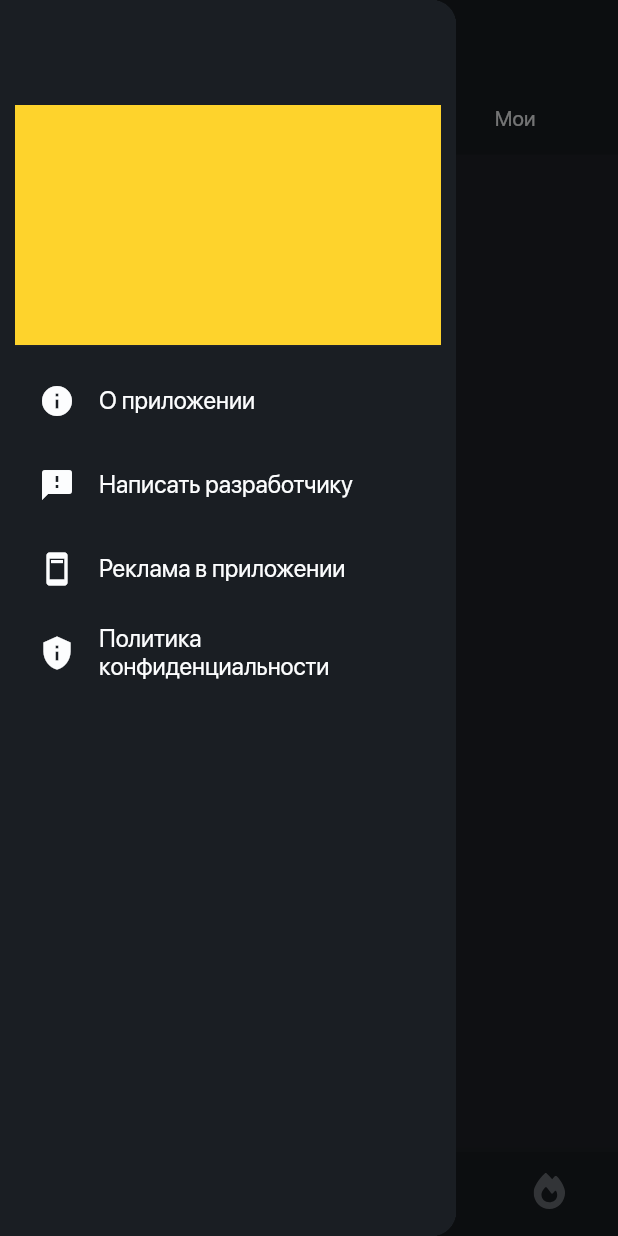
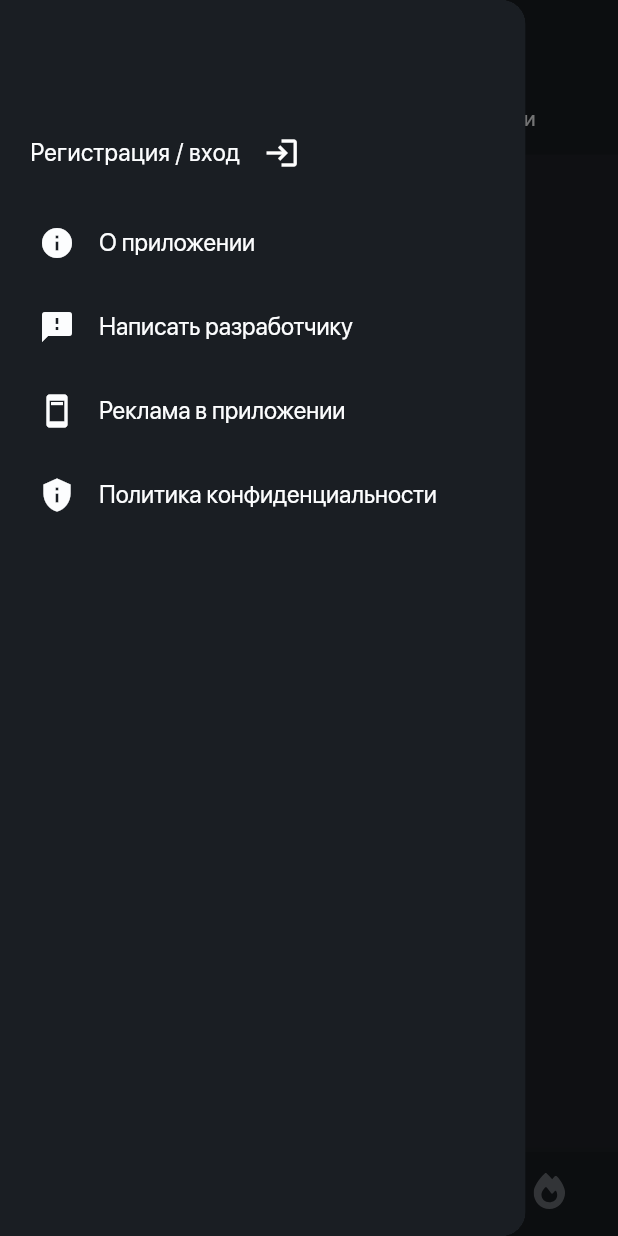
Before and after one commit to McAr0v/dvij_flutter, a Flutter app: the screen it shows after launch, with the side drawer open, on a phone screen of 412 x 824 dp. Run offline on Flutter 3.47's test engine with Material 3 defaults, Android fonts, the phone set to English and light mode, and no system bars; our stand-ins replace firebase_auth, firebase_core, flutter_svg; accounts and stored records are empty; project files that could hold a hidden picture were left out.

Commit message:
Start to create Profile Info in drawer

```diff
--- a/lib/main.dart
+++ b/lib/main.dart
@@ -25,6 +25,13 @@ class MyApp extends StatelessWidget {
     return MaterialApp(
       home: CustomNavContainer(),
       theme: CustomTheme.darkTheme,
+      routes: {
+        '/Profile': (context) => CustomNavContainer(initialTabIndex: 0),
+        '/Events': (context) => CustomNavContainer(initialTabIndex: 1),
+        '/Places': (context) => CustomNavContainer(initialTabIndex: 2),
+        '/Promotions': (context) => CustomNavContainer(initialTabIndex: 3),
+        // Другие маршруты вашего приложения
+      },
     );
   }
 }
--- a/lib/navigation/custom_drawer.dart
+++ b/lib/navigation/custom_drawer.dart
@@ -17,9 +17,12 @@ class CustomDrawer extends StatelessWidget {
 
   @override
   Widget build(BuildContext context) {
+    double drawerWidthPercentage = 0.85; // 80% от ширины экрана
+
     return Drawer(
+      // Помещаем в контейнер, чтобы окрасить в нужный цвет
 
-      // Помещаем в контейнер, чтобы окрасить в нужный цвет
+      width: MediaQuery.of(context).size.width * drawerWidthPercentage,
 
       child: Container(
 
--- a/lib/navigation/custom_nav_containter.dart
+++ b/lib/navigation/custom_nav_containter.dart
@@ -10,8 +10,9 @@ import 'package:dvij_flutter/screens/promotions/promotions_page.dart';
 // ---- ВСЯ НАВИГАЦИЯ ЗДЕСЬ! ----
 
 class CustomNavContainer extends StatefulWidget {
+  final int initialTabIndex;
 
-  const CustomNavContainer({super.key});
+  const CustomNavContainer({Key? key, this.initialTabIndex = 1}) : super(key: key);
 
   @override
   _CustomNavContainerState createState() => _CustomNavContainerState();
@@ -26,11 +27,8 @@ class _CustomNavContainerState extends State<CustomNavContainer>
   void initState() {
     super.initState();
     _tabController =
-        TabController(length: _tabTitles.length, vsync: this, initialIndex: 1);
+        TabController(length: _tabTitles.length, vsync: this, initialIndex: widget.initialTabIndex);
   }
-
-
-  // --- Все панели - шторка, верхняя панель , нижняя панель ---
 
   @override
   Widget build(BuildContext context) {
@@ -38,7 +36,7 @@ class _CustomNavContainerState extends State<CustomNavContainer>
       appBar: AppBar(
         title: Text(_tabTitles[_tabController.index], style: Theme.of(context).textTheme.displayMedium,),
       ),
-      drawer: CustomDrawer(), // Кастомная шторка custom_drawer.dart
+      drawer: CustomDrawer(),
       body: TabBarView(
         controller: _tabController,
         children: [
@@ -48,12 +46,11 @@ class _CustomNavContainerState extends State<CustomNavContainer>
           PromotionsPage(),
         ],
       ),
-      // Кастомная нижняя панель custom_bottom_navigation_bar.dart
       bottomNavigationBar: CustomBottomNavigationBar(
         onTabTapped: (index){
-            setState(() {
-              _tabController.index = index;
-            });
+          setState(() {
+            _tabController.index = index;
+          });
         },
         tabController: _tabController,
       ),
--- a/lib/navigation/profile_box_in_drawer.dart
+++ b/lib/navigation/profile_box_in_drawer.dart
@@ -11,6 +11,7 @@ class ProfileBoxInDrawer extends StatefulWidget {
 
 class _ProfileBoxInDrawerState extends State<ProfileBoxInDrawer> {
   User? _user;
+  bool _isEmailVerified = false;
 
   @override
   void initState() {
@@ -23,28 +24,101 @@ class _ProfileBoxInDrawerState extends State<ProfileBoxInDrawer> {
     if (user != null) {
       setState(() {
         _user = user;
+        _isEmailVerified = user.emailVerified;
       });
     }
   }
 
   @override
   Widget build(BuildContext context) {
-    return InkWell(
+
+    double drawerWidthPercentage = 0.75;
+
+    return GestureDetector(
       onTap: () {
-        // Переход на страницу профиля
-        Navigator.pushReplacement(
+        if (_user != null && _isEmailVerified) {
+          // Переход на страницу профиля
+          Navigator.pushNamedAndRemoveUntil(
             context,
-            MaterialPageRoute(builder: (context) => CustomNavContainer())
-        );
+            '/Profile', // Название маршрута, которое вы задаете в MaterialApp
+                (route) => false,
+          );
+        } else if (_user == null) {
+          // Переход на страницу профиля
+          Navigator.pushNamedAndRemoveUntil(
+            context,
+            '/Profile', // Название маршрута, которое вы задаете в MaterialApp
+                (route) => false,
+          );
+        }
+
+
       },
-      child: UserAccountsDrawerHeader(
-        accountName: _user != null ? Text(_user!.displayName ?? '') : null,
-        accountEmail: _user != null ? Text(_user!.email ?? '') : null,
-        currentAccountPicture: _user != null
-            ? CircleAvatar(
-          backgroundImage: NetworkImage(_user!.photoURL ?? ''),
-        )
-            : null,
+      child: Container(
+        width: double.infinity,
+        padding: EdgeInsets.symmetric(horizontal: 10.0, vertical: 20.0),
+        child: Row(
+          mainAxisAlignment: MainAxisAlignment.spaceBetween,
+          children: [
+            if (_user != null && _isEmailVerified)
+              Container(
+                width: MediaQuery.of(context).size.width * drawerWidthPercentage,
+                child:Row(
+                  mainAxisAlignment: MainAxisAlignment.spaceBetween,
+                  children: [
+                    Row(
+                      children: [
+                        CircleAvatar(
+                          radius: 30,
+                          backgroundImage: NetworkImage(_user!.photoURL ?? ''),
+                        ),
+                        SizedBox(width: 15.0),
+
+                        Column(
+
+                          crossAxisAlignment: CrossAxisAlignment.start,
+                          children: [
+                            Text(
+                              //_user!.displayName ?? '',
+                              'Имя и фамилия',
+                              style: TextStyle(fontSize: 18.0, fontWeight: FontWeight.bold),
+                            ),
+                            Text(
+                              _user!.email ?? '',
+                              style: TextStyle(fontSize: 14.0),
+                            ),
+                          ],
+                        ),
+
+                        SizedBox(width: 15.0),
+                      ],
+                    ),
+
+                    Icon(Icons.edit),
+
+                  ],
+                ) ,
+
+                )
+
+            else if (_user != null && !_isEmailVerified)
+              Text(
+                'Для успешного завершения регистрации подтвердите свою почту',
+                style: TextStyle(fontSize: 14.0),
+              )
+            else
+              Row(
+                children: [
+                  Text(
+                    'Регистрация / вход',
+                    style: TextStyle(fontSize: 16.0),
+                  ),
+                  SizedBox(width: 16.0),
+                  Icon(Icons.login),
+                ],
+              ),
+          ],
+        ),
       ),
     );
   }
```
